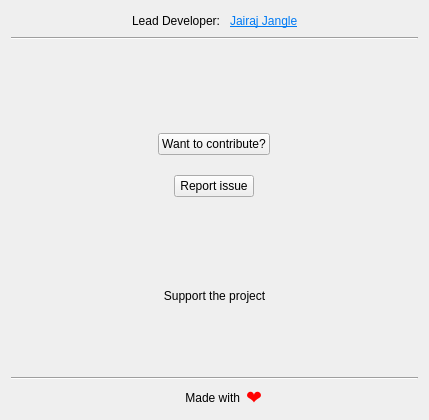
JairajJangle/OpenCV-Catalogue, file Window/AboutDialog/aboutdialog.ui: the form before one commit.
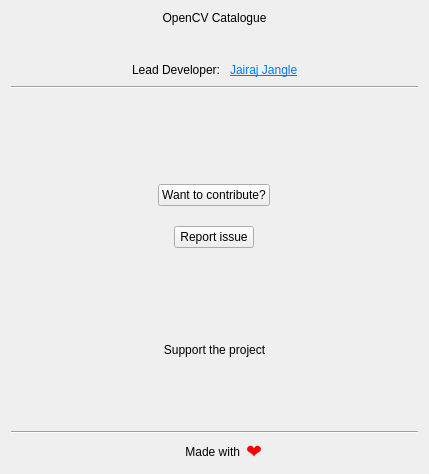
The form after the commit. Icons and pictures are not drawn.

Commit message: Added App Name and App Version to About Dialog

The edit to the form file:
```diff
--- a/Window/AboutDialog/aboutdialog.ui
+++ b/Window/AboutDialog/aboutdialog.ui
@@ -7,7 +7,7 @@
     <x>0</x>
     <y>0</y>
     <width>429</width>
-    <height>420</height>
+    <height>474</height>
    </rect>
   </property>
   <property name="windowTitle">
@@ -16,37 +16,39 @@
   <layout class="QGridLayout" name="gridLayout_2">
    <item row="0" column="0">
     <layout class="QGridLayout" name="gridLayout">
-     <item row="3" column="0">
-      <widget class="Line" name="line_2">
-       <property name="orientation">
-        <enum>Qt::Horizontal</enum>
-       </property>
-      </widget>
-     </item>
-     <item row="6" column="0">
-      <spacer name="verticalSpacer_4">
-       <property name="orientation">
-        <enum>Qt::Vertical</enum>
-       </property>
-       <property name="sizeType">
-        <enum>QSizePolicy::MinimumExpanding</enum>
-       </property>
-       <property name="sizeHint" stdset="0">
-        <size>
-         <width>20</width>
-         <height>40</height>
-        </size>
-       </property>
-      </spacer>
-     </item>
-     <item row="9" column="0">
+     <item row="10" column="0">
       <widget class="Line" name="line">
        <property name="orientation">
         <enum>Qt::Horizontal</enum>
        </property>
       </widget>
      </item>
-     <item row="8" column="0">
+     <item row="1" column="0">
+      <widget class="QLabel" name="labelVersion">
+       <property name="font">
+        <font>
+         <pointsize>8</pointsize>
+        </font>
+       </property>
+       <property name="text">
+        <string>&lt;Version&gt;</string>
+       </property>
+       <property name="alignment">
+        <set>Qt::AlignCenter</set>
+       </property>
+      </widget>
+     </item>
+     <item row="0" column="0">
+      <widget class="QLabel" name="labelAppName">
+       <property name="text">
+        <string>OpenCV Catalogue</string>
+       </property>
+       <property name="alignment">
+        <set>Qt::AlignCenter</set>
+       </property>
+      </widget>
+     </item>
+     <item row="9" column="0">
       <spacer name="verticalSpacer">
        <property name="orientation">
         <enum>Qt::Vertical</enum>
@@ -62,54 +64,55 @@
        </property>
       </spacer>
      </item>
-     <item row="2" column="0">
-      <layout class="QHBoxLayout" name="horizontalLayout">
+     <item row="11" column="0">
+      <layout class="QHBoxLayout" name="horizontalLayout_2" stretch="4,3">
        <item>
-        <spacer name="horizontalSpacer">
-         <property name="orientation">
-          <enum>Qt::Horizontal</enum>
-         </property>
-         <property name="sizeHint" stdset="0">
-          <size>
-           <width>40</width>
-           <height>20</height>
-          </size>
-         </property>
-        </spacer>
-       </item>
-       <item>
-        <widget class="QLabel" name="label_3">
+        <widget class="QLabel" name="label">
          <property name="text">
-          <string>Lead Developer: </string>
+          <string>   Made with</string>
          </property>
+         <property name="alignment">
+          <set>Qt::AlignRight|Qt::AlignTrailing|Qt::AlignVCenter</set>
+         </property>
         </widget>
        </item>
        <item>
-        <widget class="QLabel" name="labelJairajJangle">
-         <property name="toolTip">
-          <string>Go to Jairaj Jangle's website</string>
+        <widget class="QLabel" name="label_4">
+         <property name="font">
+          <font>
+           <pointsize>14</pointsize>
+          </font>
          </property>
+         <property name="styleSheet">
+          <string notr="true">color: red</string>
+         </property>
          <property name="text">
-          <string>&lt;html&gt;&lt;head/&gt;&lt;body&gt;&lt;p&gt;&lt;a href=&quot;https://jairajjangle.github.io/&quot;&gt;&lt;span style=&quot; color:#007af4;&quot;&gt;Jairaj Jangle&lt;/span&gt;&lt;/a&gt;&lt;/p&gt;&lt;/body&gt;&lt;/html&gt;</string>
+          <string>❤️</string>
          </property>
-        </widget>
-       </item>
-       <item>
-        <spacer name="horizontalSpacer_2">
-         <property name="orientation">
-          <enum>Qt::Horizontal</enum>
+         <property name="alignment">
+          <set>Qt::AlignLeading|Qt::AlignLeft|Qt::AlignVCenter</set>
          </property>
-         <property name="sizeHint" stdset="0">
-          <size>
-           <width>40</width>
-           <height>20</height>
-          </size>
-         </property>
-        </spacer>
+        </widget>
        </item>
       </layout>
      </item>
-     <item row="7" column="0">
+     <item row="5" column="0">
+      <spacer name="verticalSpacer_3">
+       <property name="orientation">
+        <enum>Qt::Vertical</enum>
+       </property>
+       <property name="sizeType">
+        <enum>QSizePolicy::MinimumExpanding</enum>
+       </property>
+       <property name="sizeHint" stdset="0">
+        <size>
+         <width>20</width>
+         <height>40</height>
+        </size>
+       </property>
+      </spacer>
+     </item>
+     <item row="8" column="0">
       <layout class="QVBoxLayout" name="verticalLayout">
        <item>
         <widget class="QLabel" name="label_2">
@@ -210,39 +213,77 @@
        </item>
       </layout>
      </item>
-     <item row="10" column="0">
-      <layout class="QHBoxLayout" name="horizontalLayout_2" stretch="4,3">
+     <item row="3" column="0">
+      <layout class="QHBoxLayout" name="horizontalLayout">
        <item>
-        <widget class="QLabel" name="label">
-         <property name="text">
-          <string>   Made with</string>
+        <spacer name="horizontalSpacer">
+         <property name="orientation">
+          <enum>Qt::Horizontal</enum>
          </property>
-         <property name="alignment">
-          <set>Qt::AlignRight|Qt::AlignTrailing|Qt::AlignVCenter</set>
+         <property name="sizeHint" stdset="0">
+          <size>
+           <width>40</width>
+           <height>20</height>
+          </size>
          </property>
+        </spacer>
+       </item>
+       <item>
+        <widget class="QLabel" name="label_3">
+         <property name="text">
+          <string>Lead Developer: </string>
+         </property>
         </widget>
        </item>
        <item>
-        <widget class="QLabel" name="label_4">
-         <property name="font">
-          <font>
-           <pointsize>14</pointsize>
-          </font>
+        <widget class="QLabel" name="labelJairajJangle">
+         <property name="toolTip">
+          <string>Go to Jairaj Jangle's website</string>
          </property>
-         <property name="styleSheet">
-          <string notr="true">color: red</string>
-         </property>
          <property name="text">
-          <string>❤️</string>
+          <string>&lt;html&gt;&lt;head/&gt;&lt;body&gt;&lt;p&gt;&lt;a href=&quot;https://jairajjangle.github.io/&quot;&gt;&lt;span style=&quot; color:#007af4;&quot;&gt;Jairaj Jangle&lt;/span&gt;&lt;/a&gt;&lt;/p&gt;&lt;/body&gt;&lt;/html&gt;</string>
          </property>
-         <property name="alignment">
-          <set>Qt::AlignLeading|Qt::AlignLeft|Qt::AlignVCenter</set>
-         </property>
         </widget>
        </item>
+       <item>
+        <spacer name="horizontalSpacer_2">
+         <property name="orientation">
+          <enum>Qt::Horizontal</enum>
+         </property>
+         <property name="sizeHint" stdset="0">
+          <size>
+           <width>40</width>
+           <height>20</height>
+          </size>
+         </property>
+        </spacer>
+       </item>
       </layout>
      </item>
-     <item row="5" column="0">
+     <item row="7" column="0">
+      <spacer name="verticalSpacer_4">
+       <property name="orientation">
+        <enum>Qt::Vertical</enum>
+       </property>
+       <property name="sizeType">
+        <enum>QSizePolicy::MinimumExpanding</enum>
+       </property>
+       <property name="sizeHint" stdset="0">
+        <size>
+         <width>20</width>
+         <height>40</height>
+        </size>
+       </property>
+      </spacer>
+     </item>
+     <item row="4" column="0">
+      <widget class="Line" name="line_2">
+       <property name="orientation">
+        <enum>Qt::Horizontal</enum>
+       </property>
+      </widget>
+     </item>
+     <item row="6" column="0">
       <layout class="QVBoxLayout" name="verticalLayout_2">
        <property name="spacing">
         <number>20</number>
@@ -295,18 +336,18 @@
        </item>
       </layout>
      </item>
-     <item row="4" column="0">
-      <spacer name="verticalSpacer_3">
+     <item row="2" column="0">
+      <spacer name="verticalSpacer_5">
        <property name="orientation">
         <enum>Qt::Vertical</enum>
        </property>
        <property name="sizeType">
-        <enum>QSizePolicy::MinimumExpanding</enum>
+        <enum>QSizePolicy::Fixed</enum>
        </property>
        <property name="sizeHint" stdset="0">
         <size>
          <width>20</width>
-         <height>40</height>
+         <height>10</height>
         </size>
        </property>
       </spacer>
```
The commit also changes 1 other file.
